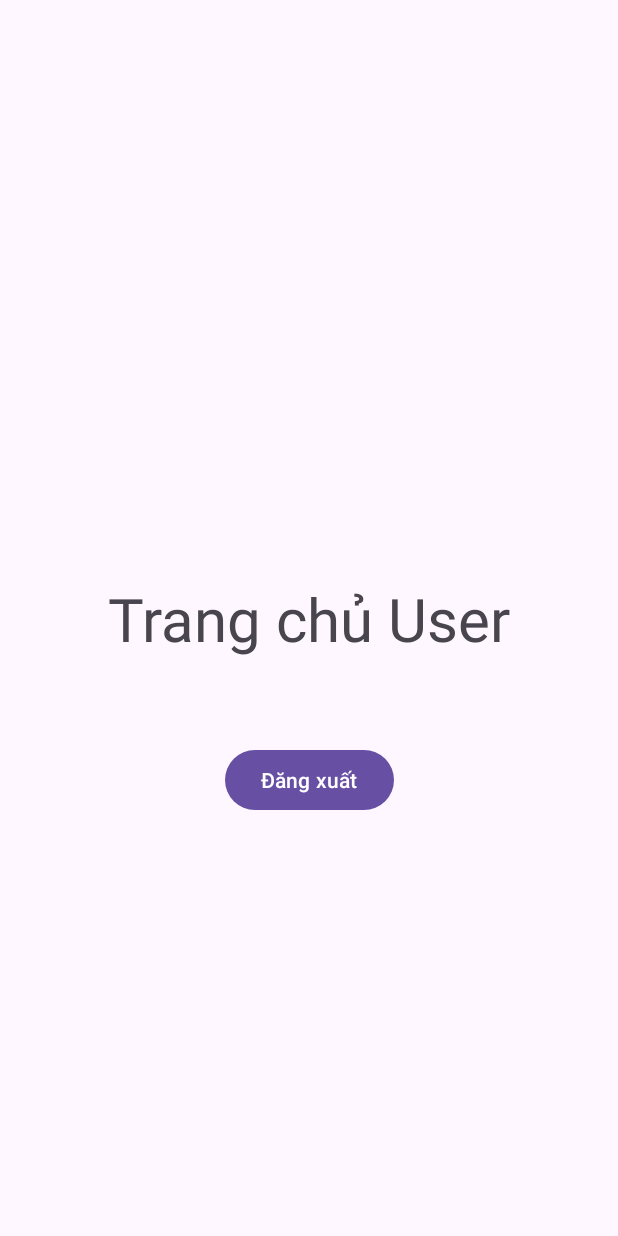
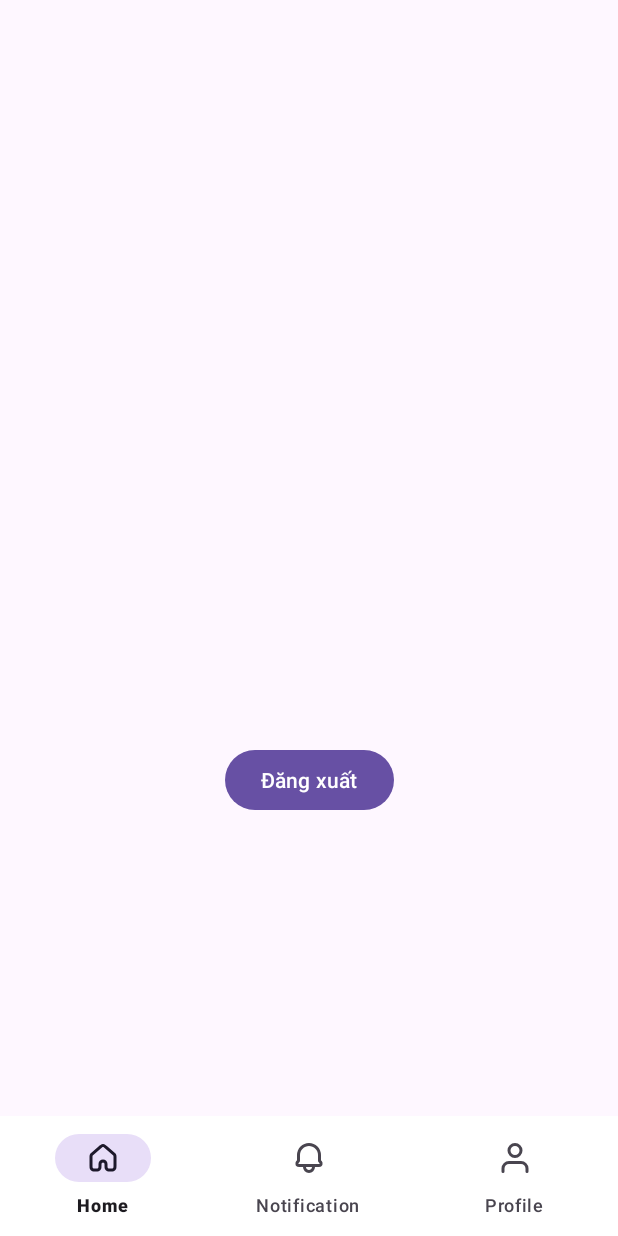
Before and after one commit to PTDungg/PlantShop, an Android app: the layout activity_home_user.xml on its own in the app's theme, with its tools: preview values and no code run, on a phone screen of 412 x 824 dp. Run offline under Robolectric (Android 15) with nearby library versions, the phone set to English and light mode, and no system bars; Roboto replaces fonts that are not available here.

Commit message:
update userprofile

```diff
--- /dev/null
+++ b/app/src/main/res/drawable/ic_bell.xml
@@ -0,0 +1,13 @@
+<vector xmlns:android="http://schemas.android.com/apk/res/android"
+    android:width="24dp"
+    android:height="24dp"
+    android:viewportWidth="24"
+    android:viewportHeight="24">
+  <path
+      android:pathData="M15,17V18C15,18.796 14.684,19.559 14.121,20.121C13.559,20.684 12.796,21 12,21C11.204,21 10.441,20.684 9.879,20.121C9.316,19.559 9,18.796 9,18V17M15,17H9M15,17H18.59C18.973,17 19.165,17 19.32,16.948C19.466,16.899 19.598,16.816 19.707,16.707C19.816,16.598 19.898,16.466 19.947,16.32C20,16.164 20,15.972 20,15.586C20,15.417 20,15.333 19.986,15.252C19.961,15.101 19.902,14.957 19.813,14.832C19.765,14.765 19.705,14.705 19.586,14.586L19.196,14.196C19.134,14.134 19.084,14.06 19.051,13.979C19.017,13.897 19,13.81 19,13.722V10C19,9.081 18.819,8.17 18.467,7.321C18.115,6.472 17.6,5.7 16.95,5.05C16.3,4.4 15.528,3.885 14.679,3.533C13.83,3.181 12.919,3 12,3C11.081,3 10.17,3.181 9.321,3.533C8.472,3.885 7.7,4.4 7.05,5.05C6.4,5.7 5.885,6.472 5.533,7.321C5.181,8.17 5,9.081 5,10V13.722C5,13.81 4.983,13.897 4.949,13.979C4.916,14.06 4.866,14.134 4.804,14.196L4.414,14.586C4.294,14.706 4.235,14.765 4.188,14.831C4.098,14.956 4.038,15.1 4.013,15.252C4,15.332 4,15.417 4,15.586C4,15.972 4,16.164 4.052,16.32C4.101,16.466 4.184,16.599 4.293,16.708C4.402,16.817 4.535,16.899 4.681,16.948C4.836,17 5.027,17 5.41,17H9"
+      android:strokeLineJoin="round"
+      android:strokeWidth="2"
+      android:fillColor="#00000000"
+      android:strokeColor="#000000"
+      android:strokeLineCap="round"/>
+</vector>
--- /dev/null
+++ b/app/src/main/res/drawable/ic_home.xml
@@ -0,0 +1,13 @@
+<vector xmlns:android="http://schemas.android.com/apk/res/android"
+    android:width="24dp"
+    android:height="24dp"
+    android:viewportWidth="24"
+    android:viewportHeight="24">
+  <path
+      android:pathData="M20,17V11.452C20,10.918 20,10.651 19.935,10.402C19.877,10.182 19.783,9.973 19.655,9.785C19.51,9.572 19.31,9.395 18.907,9.044L14.107,4.844C13.361,4.191 12.987,3.864 12.567,3.74C12.197,3.63 11.803,3.63 11.432,3.74C11.012,3.864 10.64,4.19 9.894,4.842L5.093,9.044C4.691,9.396 4.49,9.572 4.346,9.784C4.218,9.972 4.123,10.182 4.065,10.402C4,10.65 4,10.918 4,11.452V17C4,17.932 4,18.398 4.152,18.765C4.252,19.008 4.4,19.228 4.585,19.414C4.771,19.6 4.991,19.747 5.234,19.848C5.602,20 6.068,20 7,20C7.932,20 8.398,20 8.766,19.848C9.009,19.747 9.229,19.6 9.415,19.414C9.6,19.228 9.748,19.008 9.848,18.765C10,18.398 10,17.932 10,17V16C10,15.47 10.211,14.961 10.586,14.586C10.961,14.211 11.47,14 12,14C12.53,14 13.039,14.211 13.414,14.586C13.789,14.961 14,15.47 14,16V17C14,17.932 14,18.398 14.152,18.765C14.252,19.008 14.4,19.228 14.585,19.414C14.771,19.6 14.991,19.747 15.234,19.848C15.602,20 16.068,20 17,20C17.932,20 18.398,20 18.766,19.848C19.009,19.747 19.229,19.6 19.415,19.414C19.6,19.228 19.748,19.008 19.848,18.765C20,18.398 20,17.932 20,17Z"
+      android:strokeLineJoin="round"
+      android:strokeWidth="2"
+      android:fillColor="#00000000"
+      android:strokeColor="#000000"
+      android:strokeLineCap="round"/>
+</vector>
--- /dev/null
+++ b/app/src/main/res/drawable/ic_user.xml
@@ -0,0 +1,20 @@
+<vector xmlns:android="http://schemas.android.com/apk/res/android"
+    android:width="24dp"
+    android:height="24dp"
+    android:viewportWidth="24"
+    android:viewportHeight="24">
+  <path
+      android:pathData="M20,21V19C20,17.939 19.579,16.922 18.828,16.172C18.078,15.421 17.061,15 16,15H8C6.939,15 5.922,15.421 5.172,16.172C4.421,16.922 4,17.939 4,19V21"
+      android:strokeLineJoin="round"
+      android:strokeWidth="2"
+      android:fillColor="#00000000"
+      android:strokeColor="#221F1F"
+      android:strokeLineCap="round"/>
+  <path
+      android:pathData="M12,11C14.209,11 16,9.209 16,7C16,4.791 14.209,3 12,3C9.791,3 8,4.791 8,7C8,9.209 9.791,11 12,11Z"
+      android:strokeLineJoin="round"
+      android:strokeWidth="2"
+      android:fillColor="#00000000"
+      android:strokeColor="#221F1F"
+      android:strokeLineCap="round"/>
+</vector>
--- a/app/src/main/res/layout/activity_home_user.xml
+++ b/app/src/main/res/layout/activity_home_user.xml
@@ -7,16 +7,6 @@
     android:layout_height="match_parent"
     tools:context=".ui.user.home.HomeUserActivity">
 
-    <TextView
-        android:id="@+id/textView5"
-        android:layout_width="wrap_content"
-        android:layout_height="wrap_content"
-        android:text="Trang chủ User"
-        android:textSize="40sp"
-        app:layout_constraintBottom_toBottomOf="parent"
-        app:layout_constraintEnd_toEndOf="parent"
-        app:layout_constraintStart_toStartOf="parent"
-        app:layout_constraintTop_toTopOf="parent" />
 
     <Button
         android:id="@+id/btnSigOut"
@@ -28,4 +18,15 @@
         app:layout_constraintStart_toStartOf="parent"
         app:layout_constraintTop_toTopOf="parent"
         app:layout_constraintVertical_bias="0.639" />
+
+    <com.google.android.material.bottomnavigation.BottomNavigationView
+        android:id="@+id/bottom_navigation"
+        android:layout_width="0dp"
+        android:layout_height="wrap_content"
+        android:background="@android:color/white"
+        app:elevation="8dp"
+        app:layout_constraintBottom_toBottomOf="parent"
+        app:layout_constraintStart_toStartOf="parent"
+        app:layout_constraintEnd_toEndOf="parent"
+        app:menu="@menu/bottom_nav_menu" />
 </androidx.constraintlayout.widget.ConstraintLayout>
--- /dev/null
+++ b/app/src/main/res/menu/bottom_nav_menu.xml
@@ -0,0 +1,19 @@
+<?xml version="1.0" encoding="utf-8"?>
+<menu xmlns:android="http://schemas.android.com/apk/res/android">
+
+    <item
+        android:id="@+id/nav_home"
+        android:icon="@drawable/ic_home"
+        android:title="Home" />
+
+    <item
+        android:id="@+id/nav_notification"
+        android:icon="@drawable/ic_bell"
+        android:title="Notification" />
+
+    <item
+        android:id="@+id/nav_profile"
+        android:icon="@drawable/ic_user"
+        android:title="Profile" />
+
+</menu>
```
Also changed, not shown: app/src/main/java/com/example/plantshop/data/Model/User.java (+30 -19 lines), app/src/main/java/com/example/plantshop/data/repository/UserRepository.java (+56 -7 lines), app/src/main/java/com/example/plantshop/ui/user/home/UserProfileFragment.java (+71 -90 lines), app/src/main/java/com/example/plantshop/ui/user/home/UserProfileViewModel.java (added, +83 -0 lines), app/src/main/res/drawable/bottom_nav_menu.xml (added, +19 -0 lines), app/src/main/res/layout/fragment_user_profile.xml (+10 -0 lines), app/src/main/res/navigation/nav_graph_user.xml (added, +14 -0 lines).
